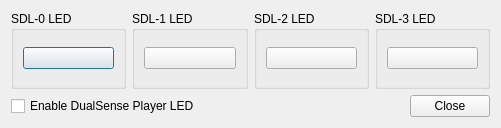
Qt form pcsx2-qt/Settings/ControllerLEDSettingsDialog.ui (PCSX2/pcsx2) before a commit.
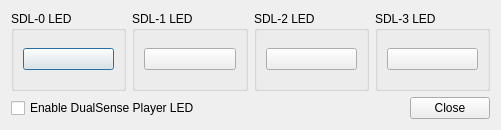
The same form after that commit. Custom widgets are drawn as their Qt base class.

```diff
--- a/pcsx2-qt/Settings/ControllerLEDSettingsDialog.ui
+++ b/pcsx2-qt/Settings/ControllerLEDSettingsDialog.ui
@@ -7,7 +7,7 @@
     <x>0</x>
     <y>0</y>
     <width>501</width>
-    <height>128</height>
+    <height>130</height>
    </rect>
   </property>
   <property name="windowTitle">
```
Left out of the diff: 11 changed lines with no effect on the pictures.
